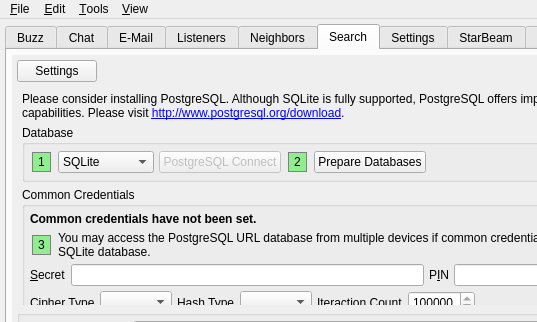
Qt form branches/trunk/UI/spot-on-controlcenter.ui (textbrowser/spot-on) before a commit; both pictures show x 0 to 537 and y 0 to 322 of the 850 by 550 pixel window.
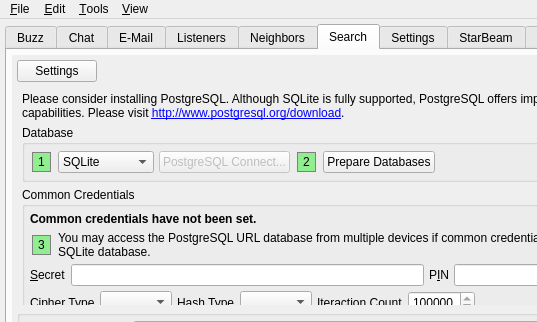
The same form after that commit. The open tabs and pages were chosen to show the change. Icons and pictures are not drawn. Custom widgets are drawn as their Qt base class.

Diff of the .ui file:
```diff
--- a/branches/trunk/UI/spot-on-controlcenter.ui
+++ b/branches/trunk/UI/spot-on-controlcenter.ui
@@ -4427,8 +4427,8 @@
             <rect>
              <x>0</x>
              <y>0</y>
-             <width>826</width>
-             <height>448</height>
+             <width>630</width>
+             <height>347</height>
             </rect>
            </property>
            <layout class="QVBoxLayout" name="verticalLayout_2">
@@ -4513,8 +4513,8 @@
                 <rect>
                  <x>0</x>
                  <y>0</y>
-                 <width>802</width>
-                 <height>603</height>
+                 <width>667</width>
+                 <height>620</height>
                 </rect>
                </property>
                <layout class="QVBoxLayout" name="verticalLayout_65">
@@ -4614,7 +4614,7 @@
                       <bool>false</bool>
                      </property>
                      <property name="text">
-                      <string>PostgreSQL Connect</string>
+                      <string>PostgreSQL Connect...</string>
                      </property>
                     </widget>
                    </item>
```
Left out of the diff: 46 changed lines with no effect on the pictures.
